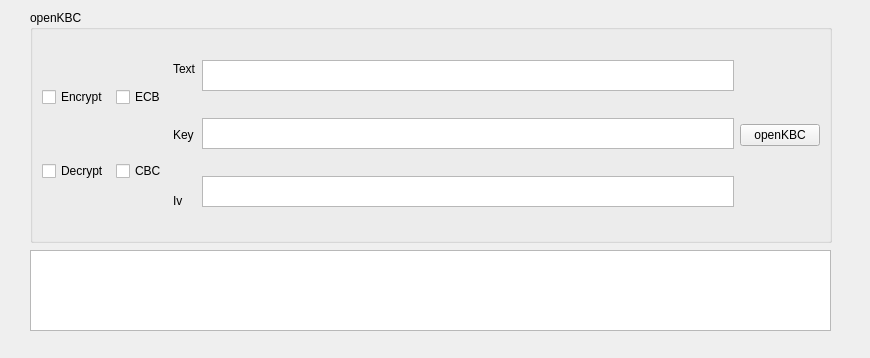
Before: the Qt Designer form KBC_gui/widget.ui in cryptogus/Kookmin-Biscuit-Ciphers, drawn with Qt 5.
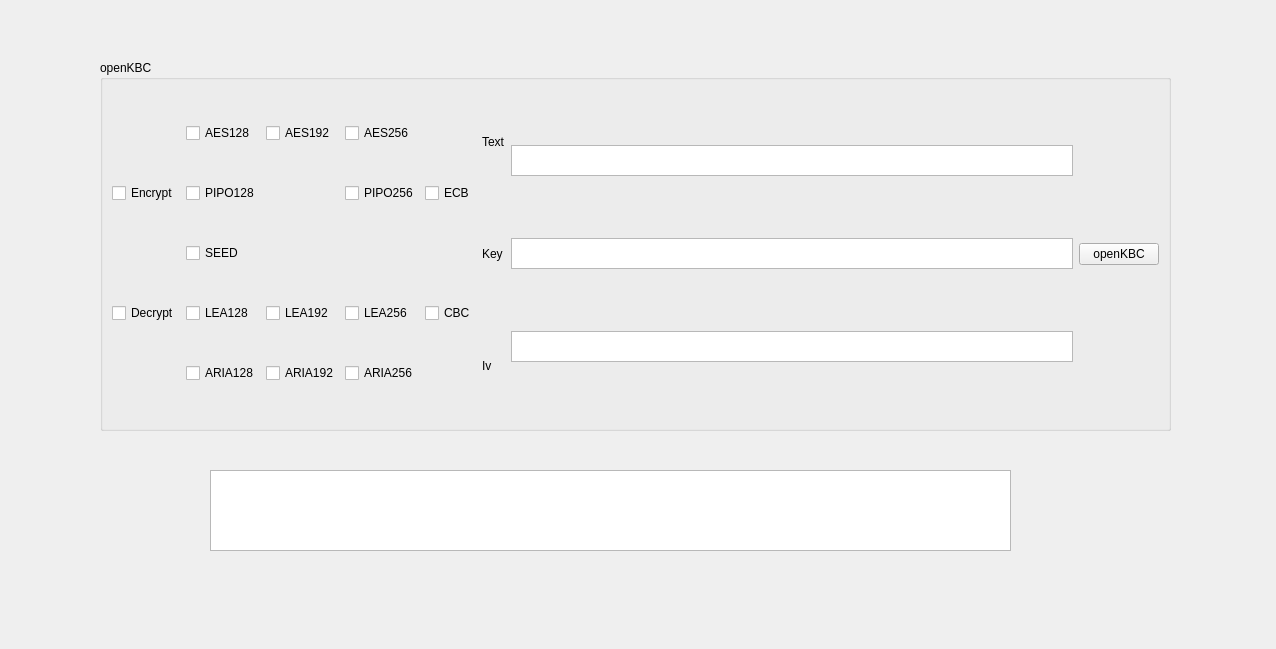
After: the same form once the commit is applied.

Commit message: Add block ciphers check box

```diff
--- a/KBC_gui/widget.ui
+++ b/KBC_gui/widget.ui
@@ -6,8 +6,8 @@
    <rect>
     <x>0</x>
     <y>0</y>
-    <width>870</width>
-    <height>358</height>
+    <width>1276</width>
+    <height>649</height>
    </rect>
   </property>
   <property name="windowTitle">
@@ -16,10 +16,10 @@
   <widget class="QGroupBox" name="groupBox">
    <property name="geometry">
     <rect>
-     <x>30</x>
-     <y>10</y>
-     <width>802</width>
-     <height>233</height>
+     <x>100</x>
+     <y>60</y>
+     <width>1071</width>
+     <height>371</height>
     </rect>
    </property>
    <property name="title">
@@ -44,6 +44,94 @@
       </item>
      </layout>
     </item>
+    <item>
+     <layout class="QGridLayout" name="gridLayout">
+      <item row="0" column="0">
+       <widget class="QCheckBox" name="AES128">
+        <property name="text">
+         <string>AES128</string>
+        </property>
+       </widget>
+      </item>
+      <item row="0" column="1">
+       <widget class="QCheckBox" name="AES192">
+        <property name="text">
+         <string>AES192</string>
+        </property>
+       </widget>
+      </item>
+      <item row="0" column="2">
+       <widget class="QCheckBox" name="AES256">
+        <property name="text">
+         <string>AES256</string>
+        </property>
+       </widget>
+      </item>
+      <item row="1" column="0">
+       <widget class="QCheckBox" name="PIPO128">
+        <property name="text">
+         <string>PIPO128</string>
+        </property>
+       </widget>
+      </item>
+      <item row="2" column="0">
+       <widget class="QCheckBox" name="SEED">
+        <property name="text">
+         <string>SEED</string>
+        </property>
+       </widget>
+      </item>
+      <item row="3" column="0">
+       <widget class="QCheckBox" name="LEA128">
+        <property name="text">
+         <string>LEA128</string>
+        </property>
+       </widget>
+      </item>
+      <item row="3" column="1">
+       <widget class="QCheckBox" name="LEA192">
+        <property name="text">
+         <string>LEA192</string>
+        </property>
+       </widget>
+      </item>
+      <item row="3" column="2">
+       <widget class="QCheckBox" name="LEA256">
+        <property name="text">
+         <string>LEA256</string>
+        </property>
+       </widget>
+      </item>
+      <item row="4" column="0">
+       <widget class="QCheckBox" name="ARIA128">
+        <property name="text">
+         <string>ARIA128</string>
+        </property>
+       </widget>
+      </item>
+      <item row="4" column="1">
+       <widget class="QCheckBox" name="ARIA192">
+        <property name="text">
+         <string>ARIA192</string>
+        </property>
+       </widget>
+      </item>
+      <item row="4" column="2">
+       <widget class="QCheckBox" name="ARIA256">
+        <property name="text">
+         <string>ARIA256</string>
+        </property>
+       </widget>
+      </item>
+      <item row="1" column="2">
+       <widget class="QCheckBox" name="PIPO128_2">
+        <property name="text">
+         <string>PIPO256</string>
+        </property>
+       </widget>
+      </item>
+     </layout>
+    </item>
     <item>
      <layout class="QVBoxLayout" name="verticalLayout_5">
       <item>
@@ -151,8 +239,8 @@
   <widget class="QTextBrowser" name="textBrowser_2">
    <property name="geometry">
     <rect>
-     <x>30</x>
-     <y>250</y>
+     <x>210</x>
+     <y>470</y>
      <width>801</width>
      <height>81</height>
     </rect>
```
Left out of the diff: 6 changed lines with no effect on the pictures. The commit also changes 2 other files.
